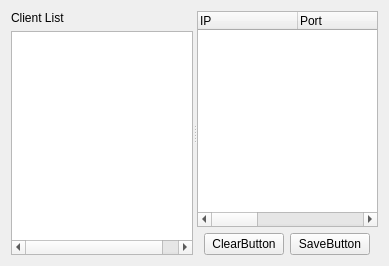
jaehyeonjeong/DataBaseQt, file tcplog.ui: the form before one commit.
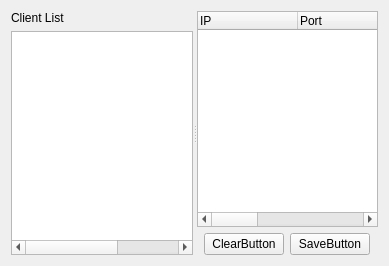
The form after the commit.

```diff
--- a/tcplog.ui
+++ b/tcplog.ui
@@ -38,7 +38,7 @@
          </property>
          <column>
           <property name="text">
-           <string notr="true">ID</string>
+           <string notr="true">Icon</string>
           </property>
          </column>
          <column>
@@ -46,6 +46,11 @@
            <string>Name</string>
           </property>
          </column>
+         <column>
+          <property name="text">
+           <string>text</string>
+          </property>
+         </column>
         </widget>
        </item>
       </layout>
```
